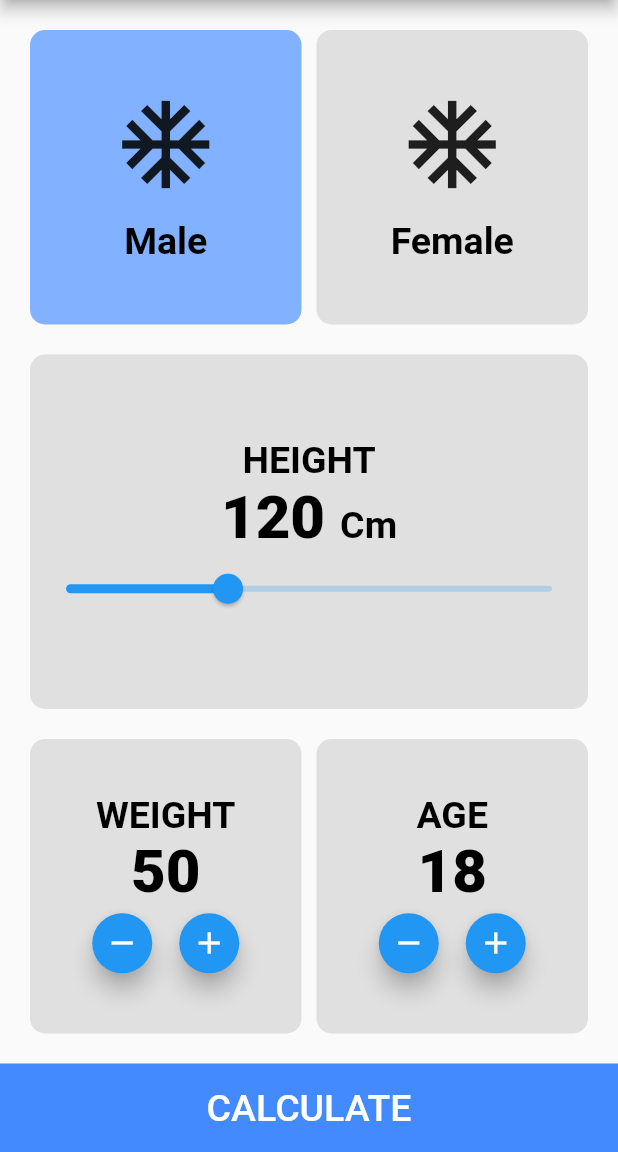
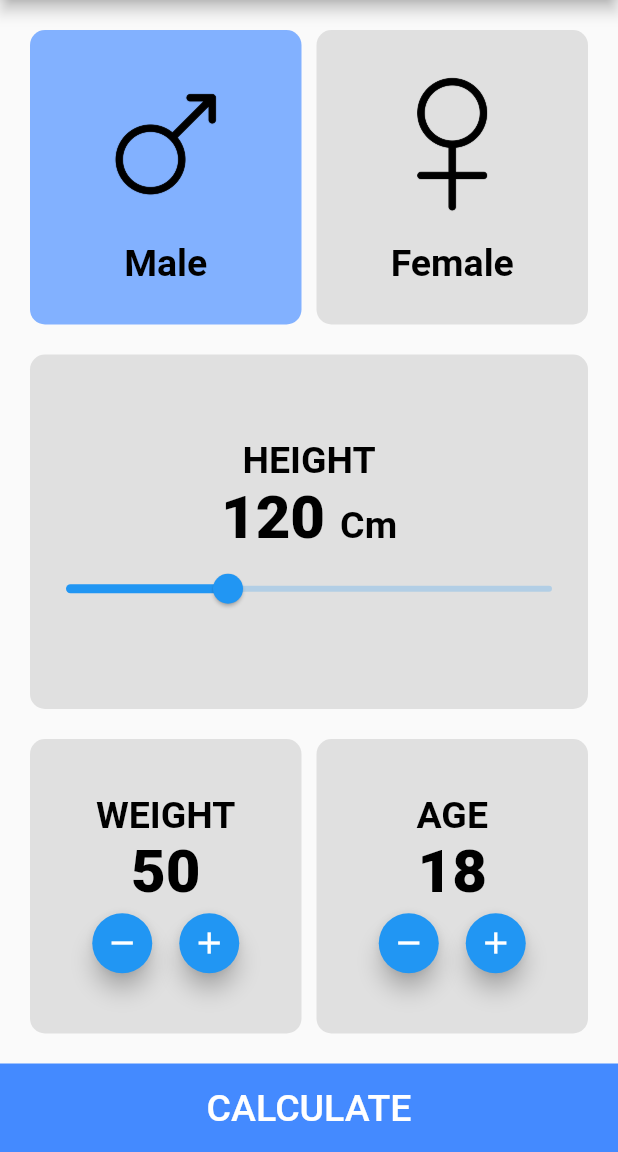
Before and after one commit to AyaHassanAbdelghany/BMI-Calculator, a Flutter app: the screen it shows after launch, on a phone screen of 412 x 824 dp, the part 84-1236 px from its top. Run offline on Flutter 3.47's test engine with Material 2 defaults, Android fonts, the phone set to English and light mode, and no system bars.

Commit message:
add images

```diff
--- a/lib/bmi_screen.dart
+++ b/lib/bmi_screen.dart
@@ -46,9 +46,10 @@ class _BmiCalculatorScreenState extends State<BmiCalculatorScreen> {
                         child: Column(
                           mainAxisAlignment: MainAxisAlignment.center,
                           children: [
-                            Icon(
-                              Icons.ac_unit_sharp,
-                              size: 70.0,
+                            Image(image:
+                            AssetImage('assests/images/male.png'),
+                              width: 100.0,
+                              height: 100.0,
                             ),
                             SizedBox(
                               height: 15.0,
@@ -84,9 +85,10 @@ class _BmiCalculatorScreenState extends State<BmiCalculatorScreen> {
                         child: Column(
                           mainAxisAlignment: MainAxisAlignment.center,
                           children: [
-                            Icon(
-                              Icons.ac_unit_sharp,
-                              size: 70.0,
+                            Image(image:
+                            AssetImage('assests/images/female.png'),
+                              width: 100.0,
+                              height: 100.0,
                             ),
                             SizedBox(
                               height: 15.0,
--- a/pubspec.yaml
+++ b/pubspec.yaml
@@ -58,9 +58,9 @@ flutter:
   uses-material-design: true
 
   # To add assets to your application, add an assets section, like this:
-  # assets:
-  #   - images/a_dot_burr.jpeg
-  #   - images/a_dot_ham.jpeg
+  assets:
+    - assests/images/
+
 
   # An image asset can refer to one or more resolution-specific "variants", see
   # https://flutter.dev/assets-and-images/#resolution-aware
```
Also changed, not shown: assests/images/female.png (added), assests/images/male.png (added).
